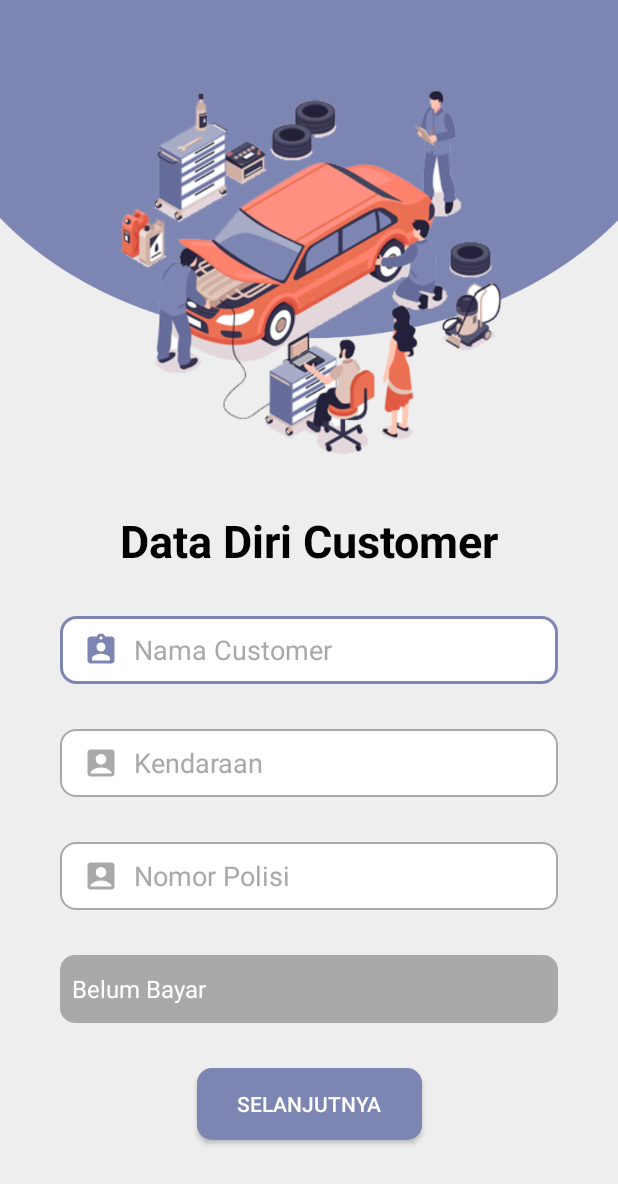
After one commit to briant24/ManajemenBengkel, an Android app: the CustFragment screen opened directly, with no data from a screen before it, on a phone screen of 412 x 824 dp. The commit adds this screen. Shown: the top 1184 px of the screen. Run offline under Robolectric (Android 15) with nearby library versions, the phone set to English and light mode, and no system bars.

Commit message:
Fragment Work & Update UI

```diff
--- a/app/build.gradle
+++ b/app/build.gradle
@@ -32,6 +32,7 @@ dependencies {
     implementation 'androidx.appcompat:appcompat:1.4.1'
     implementation 'com.google.android.material:material:1.6.0'
     implementation 'androidx.constraintlayout:constraintlayout:2.1.4'
+    implementation 'androidx.legacy:legacy-support-v4:1.0.0'
     testImplementation 'junit:junit:4.+'
     androidTestImplementation 'androidx.test.ext:junit:1.1.3'
     androidTestImplementation 'androidx.test.espresso:espresso-core:3.4.0'
--- /dev/null
+++ b/app/src/main/java/com/michi/manajemenbengkel/gold/CustFragment.java
@@ -0,0 +1,116 @@
+package com.michi.manajemenbengkel.gold;
+
+import android.os.Bundle;
+
+import androidx.fragment.app.Fragment;
+
+import android.util.Log;
+import android.view.LayoutInflater;
+import android.view.View;
+import android.view.ViewGroup;
+import android.widget.ArrayAdapter;
+import android.widget.Button;
+import android.widget.EditText;
+import android.widget.Spinner;
+import android.widget.Toast;
+
+/**
+ * A simple {@link Fragment} subclass.
+ * Use the {@link CustFragment#newInstance} factory method to
+ * create an instance of this fragment.
+ */
+public class CustFragment extends Fragment {
+    private EditText namaCust,nopolCust,motorCust;
+    private Button btnNext;
+    private String nama,nopol,motor;
+    private View rootView;
+    private Spinner spinner;
+    // TODO: Rename parameter arguments, choose names that match
+    // the fragment initialization parameters, e.g. ARG_ITEM_NUMBER
+    private static final String ARG_PARAM1 = "param1";
+    private static final String ARG_PARAM2 = "param2";
+
+    // TODO: Rename and change types of parameters
+    private String mParam1;
+    private String mParam2;
+
+    public CustFragment() {
+        // Required empty public constructor
+    }
+
+    /**
+     * Use this factory method to create a new instance of
+     * this fragment using the provided parameters.
+     *
+     * @param param1 Parameter 1.
+     * @param param2 Parameter 2.
+     * @return A new instance of fragment CustFragment.
+     */
+    // TODO: Rename and change types and number of parameters
+    public static CustFragment newInstance(String param1, String param2) {
+        CustFragment fragment = new CustFragment();
+        Bundle args = new Bundle();
+        args.putString(ARG_PARAM1, param1);
+        args.putString(ARG_PARAM2, param2);
+        fragment.setArguments(args);
+        return fragment;
+    }
+
+    @Override
+    public void onCreate(Bundle savedInstanceState) {
+        super.onCreate(savedInstanceState);
+        if (getArguments() != null) {
+            mParam1 = getArguments().getString(ARG_PARAM1);
+            mParam2 = getArguments().getString(ARG_PARAM2);
+        }
+    }
+
+    @Override
+    public View onCreateView(LayoutInflater inflater, ViewGroup container,
+                             Bundle savedInstanceState) {
+        // Inflate the layout for this fragment
+        rootView = inflater.inflate(R.layout.fragment_cust, container, false);
+        initview();
+        return rootView;
+    }
+
+    private void initview() {
+        btnNext = rootView.findViewById(R.id.btnNext);
+        namaCust = rootView.findViewById(R.id.etNamaCust);
+        nopolCust = rootView.findViewById(R.id.etNopolCust);
+        motorCust = rootView.findViewById(R.id.etMotorCust);
+        spinner = rootView.findViewById(R.id.spinnerBayar);
+        String[] items= new String[]{"Belum Bayar", "Sudah Bayar"};
+        ArrayAdapter<String> adapter = new ArrayAdapter<>(getActivity(), android.R.layout.simple_spinner_dropdown_item, items);
+        spinner.setAdapter(adapter);
+        btnNext.setOnClickListener(new View.OnClickListener() {
+            @Override
+            public void onClick(View view) {
+                validasidata();
+            }
+        });
+    }
+
+    private void validasidata() {
+        String data_status = spinner.getSelectedItem().toString();
+        nama = namaCust.getText().toString();
+        nopol = nopolCust.getText().toString();
+        motor = motorCust.getText().toString();
+        if (nama.isEmpty() || nopol.isEmpty() || motor.isEmpty()){
+            Toast.makeText(getActivity(), "Data Belum Lengkap!", Toast.LENGTH_SHORT).show();
+        }else {
+            passdata(nama,nopol,motor,data_status);
+        }
+    }
+
+    private void passdata(String nama, String nopol, String motor, String data_status) {
+        Bundle bundle = new Bundle();
+        bundle.putString("nama", nama);
+        bundle.putString("nopol", nopol);
+        bundle.putString("motor", motor);
+        bundle.putString("status", data_status);
+        CustItemFragment custItemFragment = new CustItemFragment();
+        custItemFragment.setArguments(bundle);
+        getActivity().getSupportFragmentManager().beginTransaction().replace(R.id.fragment_container, custItemFragment).commit();
+    }
+}
--- a/app/src/main/java/com/michi/manajemenbengkel/gold/LoginActivity.java
+++ b/app/src/main/java/com/michi/manajemenbengkel/gold/LoginActivity.java
@@ -69,6 +69,7 @@ public class LoginActivity extends AppCompatActivity {
                                     String level = json.getString("level");
                                     if (level.equals("Teknisi")) {
                                         Intent teknisi = new Intent(getApplicationContext(), MainActivity.class);
+                                        teknisi.putExtra("nama", nama);
                                         startActivity(teknisi);
                                     } else if (level.equals("Admin Warehouse")) {
                                         Intent admin = new Intent(getApplicationContext(), ListItem.class);
--- /dev/null
+++ b/app/src/main/java/com/michi/manajemenbengkel/gold/TeknisiWorkActivity.java
@@ -0,0 +1,20 @@
+package com.michi.manajemenbengkel.gold;
+
+import androidx.annotation.NonNull;
+import androidx.appcompat.app.AppCompatActivity;
+import androidx.fragment.app.Fragment;
+
+import android.os.Bundle;
+import android.view.MenuItem;
+
+import com.google.android.material.bottomnavigation.BottomNavigationView;
+import com.google.android.material.navigation.NavigationBarView;
+
+public class TeknisiWorkActivity extends AppCompatActivity {
+    @Override
+    protected void onCreate(Bundle savedInstanceState) {
+        super.onCreate(savedInstanceState);
+        setContentView(R.layout.activity_teknisi_work);
+        getSupportFragmentManager().beginTransaction().replace(R.id.fragment_container, new CustFragment()).commit();
+    }
+}
--- /dev/null
+++ b/app/src/main/res/layout/activity_teknisi_work.xml
@@ -0,0 +1,14 @@
+<?xml version="1.0" encoding="utf-8"?>
+<RelativeLayout xmlns:android="http://schemas.android.com/apk/res/android"
+    xmlns:app="http://schemas.android.com/apk/res-auto"
+    xmlns:tools="http://schemas.android.com/tools"
+    android:layout_width="match_parent"
+    android:layout_height="match_parent"
+    android:background="@color/background"
+    tools:context=".TeknisiWorkActivity">
+
+    <FrameLayout
+        android:id="@+id/fragment_container"
+        android:layout_width="match_parent"
+        android:layout_height="match_parent" />
+</RelativeLayout>
--- /dev/null
+++ b/app/src/main/res/layout/fragment_cust.xml
@@ -0,0 +1,112 @@
+<?xml version="1.0" encoding="utf-8"?>
+<androidx.constraintlayout.widget.ConstraintLayout xmlns:android="http://schemas.android.com/apk/res/android"
+    xmlns:tools="http://schemas.android.com/tools"
+    android:layout_width="match_parent"
+    android:layout_height="match_parent"
+    xmlns:app="http://schemas.android.com/apk/res-auto"
+    android:background="@drawable/background2"
+    tools:context=".CustFragment">
+
+    <ImageView
+        android:id="@+id/imageView4"
+        app:layout_constraintTop_toTopOf="parent"
+        android:layout_width="match_parent"
+        android:layout_height="300dp"
+        android:layout_marginTop="40dp"
+        android:src="@drawable/pict" />
+
+    <TextView
+        app:layout_constraintTop_toBottomOf="@id/imageView4"
+        app:layout_constraintStart_toStartOf="parent"
+        app:layout_constraintEnd_toEndOf="parent"
+        android:id="@+id/tvdtdrcust"
+        android:layout_width="match_parent"
+        android:layout_height="wrap_content"
+        android:textSize="30sp"
+        android:textStyle="bold"
+        android:textAlignment="center"
+        android:layout_marginHorizontal="30dp"
+        android:textColor="@color/black"
+        android:text="Data Diri Customer" />
+
+    <EditText
+        android:id="@+id/etNamaCust"
+        android:layout_marginHorizontal="40dp"
+        android:layout_marginVertical="30dp"
+        android:layout_width="match_parent"
+        android:layout_height="45dp"
+        app:layout_constraintTop_toBottomOf="@id/tvdtdrcust"
+        app:layout_constraintStart_toStartOf="parent"
+        app:layout_constraintEnd_toEndOf="parent"
+        android:background="@drawable/custom_input"
+        android:drawableStart="@drawable/custom_ic_nama"
+        android:drawablePadding="10dp"
+        android:ems="10"
+        android:hint="Nama Customer"
+        android:inputType="textPersonName"
+        android:paddingStart="15dp"
+        android:textColor="@color/darker_gray"
+        android:textColorHint="@color/darker_gray" />
+
+    <EditText
+        android:id="@+id/etMotorCust"
+        android:layout_marginHorizontal="40dp"
+        android:layout_marginVertical="30dp"
+        android:layout_width="match_parent"
+        android:layout_height="45dp"
+        app:layout_constraintTop_toBottomOf="@id/etNamaCust"
+        app:layout_constraintStart_toStartOf="parent"
+        app:layout_constraintEnd_toEndOf="parent"
+        android:background="@drawable/custom_input"
+        android:drawableStart="@drawable/custom_ic_username"
+        android:drawablePadding="10dp"
+        android:ems="10"
+        android:hint="Kendaraan"
+        android:inputType="textPersonName"
+        android:paddingStart="15dp"
+        android:textColor="@color/darker_gray"
+        android:textColorHint="@color/darker_gray" />
+
+    <EditText
+        android:id="@+id/etNopolCust"
+        android:layout_marginHorizontal="40dp"
+        android:layout_marginVertical="30dp"
+        android:layout_width="match_parent"
+        android:layout_height="45dp"
+        app:layout_constraintTop_toBottomOf="@id/etMotorCust"
+        app:layout_constraintStart_toStartOf="parent"
+        app:layout_constraintEnd_toEndOf="parent"
+        android:background="@drawable/custom_input"
+        android:drawableStart="@drawable/custom_ic_username"
+        android:drawablePadding="10dp"
+        android:ems="10"
+        android:hint="Nomor Polisi"
+        android:inputType="textPersonName"
+        android:paddingStart="15dp"
+        android:textColor="@color/darker_gray"
+        android:textColorHint="@color/darker_gray" />
+
+    <Spinner
+        android:id="@+id/spinnerBayar"
+        android:layout_marginHorizontal="40dp"
+        android:layout_marginVertical="30dp"
+        android:layout_width="match_parent"
+        android:layout_height="45dp"
+        app:layout_constraintTop_toBottomOf="@id/etNopolCust"
+        app:layout_constraintStart_toStartOf="parent"
+        app:layout_constraintEnd_toEndOf="parent"
+        android:background="@drawable/custom_spinner"
+        android:textAlignment="center" />
+
+    <Button
+        android:id="@+id/btnNext"
+        app:layout_constraintTop_toBottomOf="@id/spinnerBayar"
+        app:layout_constraintLeft_toLeftOf="parent"
+        app:layout_constraintRight_toRightOf="parent"
+        android:layout_marginVertical="30dp"
+        android:background="@drawable/custom_button"
+        android:layout_width="150dp"
+        android:layout_height="wrap_content"
+        android:text=" Selanjutnya " />
+
+</androidx.constraintlayout.widget.ConstraintLayout>
```
Also changed, not shown: app/src/main/AndroidManifest.xml (+5 -2 lines), app/src/main/java/com/michi/manajemenbengkel/gold/CustItemFragment.java (added, +86 -0 lines), app/src/main/java/com/michi/manajemenbengkel/gold/MainActivity.java (+25 -0 lines), app/src/main/res/drawable/ic_baseline_work.xml (added, +10 -0 lines), app/src/main/res/drawable/ic_custprof.xml (added, +10 -0 lines), app/src/main/res/layout/activity_main.xml (+8 -0 lines), app/src/main/res/layout/activity_register.xml (+77 -61 lines), app/src/main/res/layout/fragment_cust_item.xml (added, +64 -0 lines).
